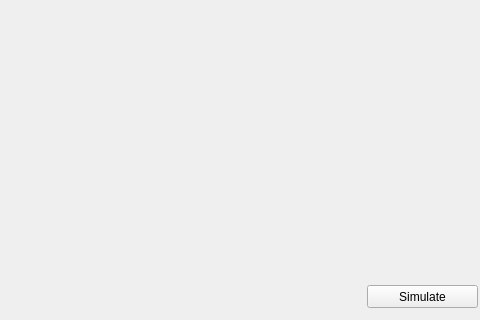
The window that src/gui/simulation/environment_test/simulatemapwindow.ui (madmilla/THO78-Roborescue) describes before a commit, drawn with Qt 5; both pictures show x 193 to 673 and y 155 to 475 of the 673 by 475 pixel window.
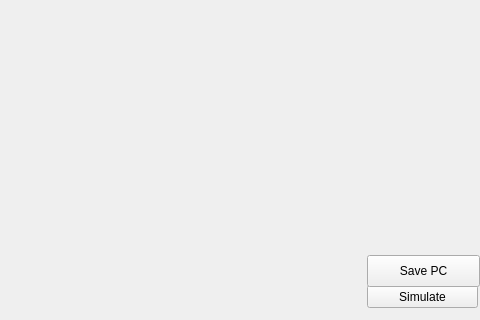
The same window after the commit.

Patch:
```diff
--- a/src/gui/simulation/environment_test/simulatemapwindow.ui
+++ b/src/gui/simulation/environment_test/simulatemapwindow.ui
@@ -55,6 +55,19 @@
     <bool>true</bool>
    </property>
   </widget>
+  <widget class="QPushButton" name="savePcButton">
+   <property name="geometry">
+    <rect>
+     <x>560</x>
+     <y>410</y>
+     <width>113</width>
+     <height>32</height>
+    </rect>
+   </property>
+   <property name="text">
+    <string>Save PC</string>
+   </property>
+  </widget>
  </widget>
  <resources/>
  <connections/>
```
